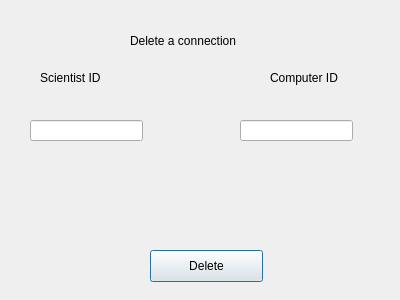
Qt form GUI-verklegtVika3/deleteconnection.ui (streamerinn/Verklegt-1) before a commit.
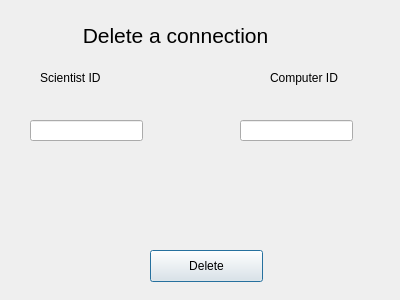
The same form after that commit. Icons and pictures are not drawn.

Commit message: lagadi label names og window icons

The edit to the form file:
```diff
--- a/GUI-verklegtVika3/deleteconnection.ui
+++ b/GUI-verklegtVika3/deleteconnection.ui
@@ -16,14 +16,19 @@
   <widget class="QLabel" name="label">
    <property name="geometry">
     <rect>
-     <x>130</x>
-     <y>30</y>
-     <width>141</width>
-     <height>21</height>
+     <x>80</x>
+     <y>20</y>
+     <width>191</width>
+     <height>31</height>
     </rect>
    </property>
+   <property name="font">
+    <font>
+     <pointsize>16</pointsize>
+    </font>
+   </property>
    <property name="text">
-    <string>Delete a connection</string>
+    <string>&lt;html&gt;&lt;head/&gt;&lt;body&gt;&lt;p align=&quot;center&quot;&gt;&lt;span style=&quot; font-size:16pt;&quot;&gt;Delete a connection&lt;/span&gt;&lt;/p&gt;&lt;/body&gt;&lt;/html&gt;</string>
    </property>
   </widget>
   <widget class="QLabel" name="sciID">
```
Left out of the diff: 10 changed lines with no effect on the pictures. The commit also changes 7 other files.
